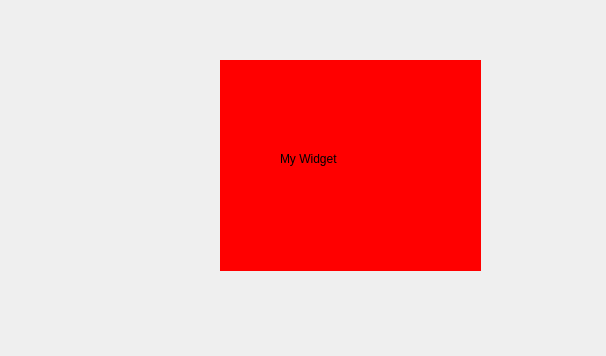
This is examples/QCustomSlideMenu/interface.ui in KhamisiKibet/QT-PyQt-PySide-Custom-Widgets as Qt 5 draws it before an edit. The edited form follows.
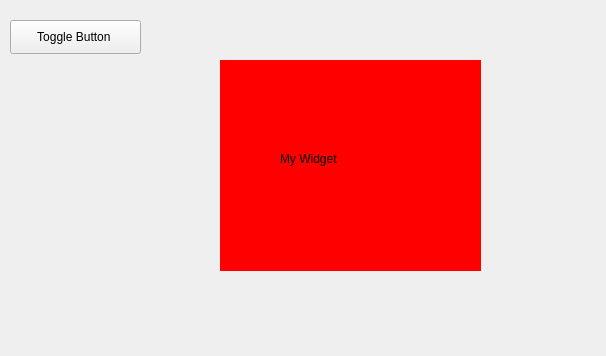
This is the edited form. Custom widgets are drawn as their Qt base class.

Patch:
```diff
--- a/examples/QCustomSlideMenu/interface.ui
+++ b/examples/QCustomSlideMenu/interface.ui
@@ -40,6 +40,19 @@
      </property>
     </widget>
    </widget>
+   <widget class="QPushButton" name="pushButton">
+    <property name="geometry">
+     <rect>
+      <x>10</x>
+      <y>20</y>
+      <width>131</width>
+      <height>34</height>
+     </rect>
+    </property>
+    <property name="text">
+     <string>Toggle Button </string>
+    </property>
+   </widget>
   </widget>
  </widget>
  <customwidgets>
```
Left out of the diff: 4 changed lines with no effect on the pictures.
